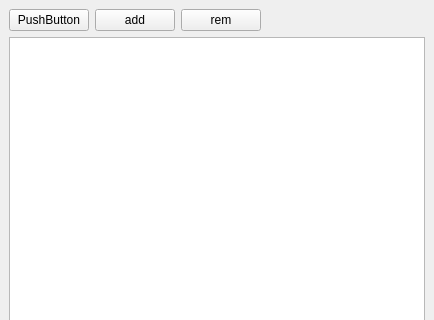
Before: the Qt Designer form lib/gui/listwindow.ui in bitterfly/MehPlayer, drawn with Qt 5; both pictures show x 0 to 434 and y 0 to 320 of the 434 by 521 pixel window.
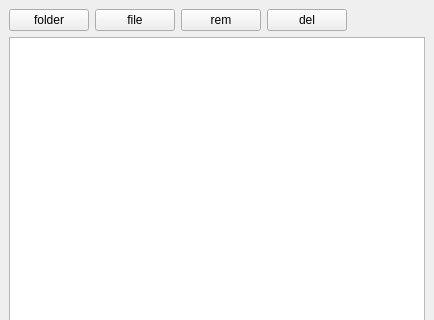
After: the same form once the commit is applied.

Commit message: Delete all songs works. Still some problems with remove song

```diff
--- a/lib/gui/listwindow.ui
+++ b/lib/gui/listwindow.ui
@@ -20,14 +20,14 @@
       <item>
        <widget class="QPushButton" name="enqueue_folder">
         <property name="text">
-         <string>PushButton</string>
+         <string>folder</string>
         </property>
        </widget>
       </item>
       <item>
        <widget class="QPushButton" name="enqueue_file">
         <property name="text">
-         <string>add</string>
+         <string>file</string>
         </property>
        </widget>
       </item>
@@ -38,6 +38,13 @@
         </property>
        </widget>
       </item>
+      <item>
+       <widget class="QPushButton" name="delete_all">
+        <property name="text">
+         <string>del</string>
+        </property>
+       </widget>
+      </item>
       <item>
        <spacer name="horizontalSpacer">
         <property name="orientation">
```
Left out of the diff: 2 changed lines with no effect on the pictures. The commit also changes 3 other files.
